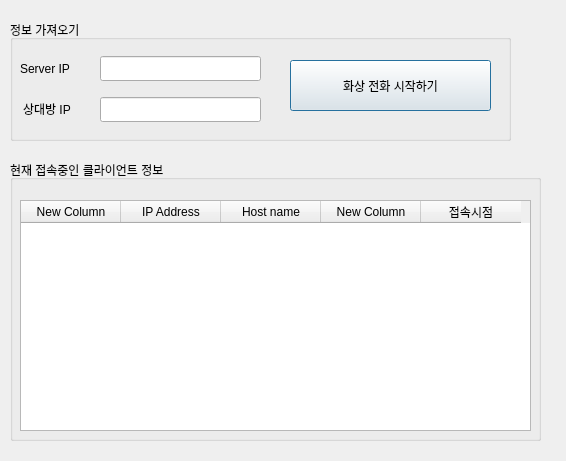
Above: src/kdk/client_final.ui from addinedu-ros-4th/deeplearning-repo-5 before the change. Below: the same form after it.
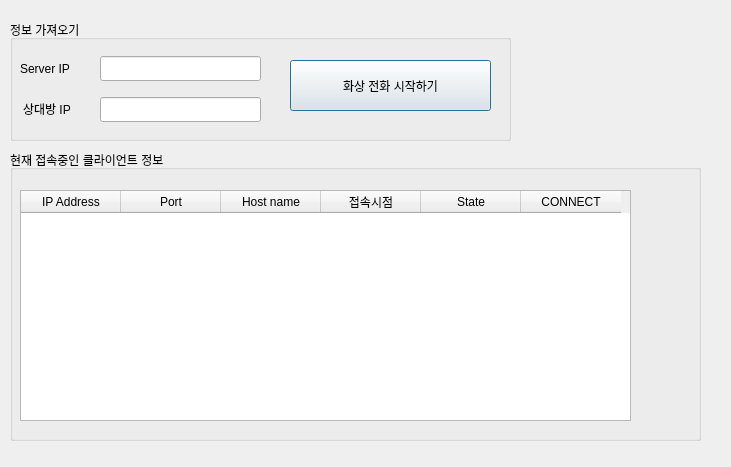
That is the form after the change.

What changed in the file:
```diff
--- a/src/kdk/client_final.ui
+++ b/src/kdk/client_final.ui
@@ -6,8 +6,8 @@
    <rect>
     <x>0</x>
     <y>0</y>
-    <width>566</width>
-    <height>461</height>
+    <width>731</width>
+    <height>467</height>
    </rect>
   </property>
   <property name="windowTitle">
@@ -17,9 +17,9 @@
    <property name="geometry">
     <rect>
      <x>10</x>
-     <y>160</y>
-     <width>531</width>
-     <height>281</height>
+     <y>150</y>
+     <width>691</width>
+     <height>291</height>
     </rect>
    </property>
    <property name="title">
@@ -30,36 +30,56 @@
      <rect>
       <x>10</x>
       <y>40</y>
-      <width>511</width>
+      <width>611</width>
       <height>231</height>
      </rect>
     </property>
-    <column>
-     <property name="text">
-      <string>New Column</string>
-     </property>
-    </column>
     <column>
      <property name="text">
       <string>IP Address</string>
      </property>
     </column>
+    <column>
+     <property name="text">
+      <string>Port</string>
+     </property>
+    </column>
     <column>
      <property name="text">
       <string>Host name</string>
      </property>
     </column>
-    <column>
-     <property name="text">
-      <string>New Column</string>
-     </property>
-    </column>
     <column>
      <property name="text">
       <string>접속시점</string>
      </property>
     </column>
+    <column>
+     <property name="text">
+      <string>State</string>
+     </property>
+    </column>
+    <column>
+     <property name="text">
+      <string>CONNECT</string>
+     </property>
+    </column>
    </widget>
+   <widget class="QLabel" name="back">
+    <property name="geometry">
+     <rect>
+      <x>0</x>
+      <y>30</y>
+      <width>691</width>
+      <height>261</height>
+     </rect>
+    </property>
+    <property name="text">
+     <string/>
+    </property>
+   </widget>
+   <zorder>back</zorder>
+   <zorder>tableWidget</zorder>
   </widget>
   <widget class="QGroupBox" name="groupBox_2">
    <property name="geometry">
```
Left out of the diff: 5 changed lines with no effect on the pictures.
